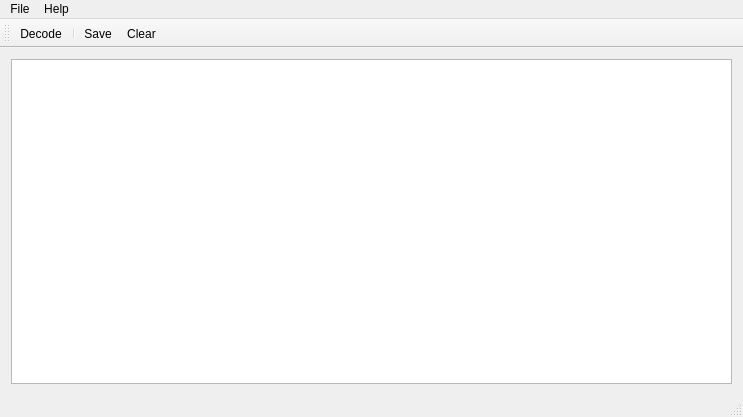
First picture: the form in trunk/src/QtRadio/Plugins/AFSK1200Decoder/AFSK1200Decoder.ui, repository wmoore/ghpsdr3-alex, before the edit.
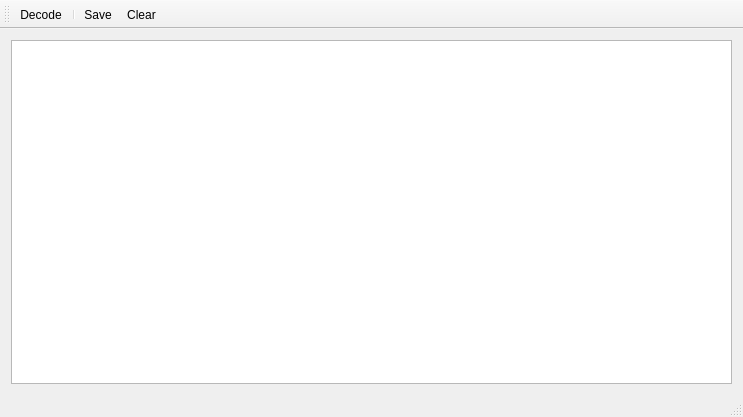
Second picture: the form after the edit. Icons and pictures are not drawn.

Diff of the .ui file:
```diff
--- a/trunk/src/QtRadio/Plugins/AFSK1200Decoder/AFSK1200Decoder.ui
+++ b/trunk/src/QtRadio/Plugins/AFSK1200Decoder/AFSK1200Decoder.ui
@@ -43,34 +43,6 @@
     </item>
    </layout>
   </widget>
-  <widget class="QMenuBar" name="menuBar">
-   <property name="geometry">
-    <rect>
-     <x>0</x>
-     <y>0</y>
-     <width>743</width>
-     <height>22</height>
-    </rect>
-   </property>
-   <widget class="QMenu" name="menuFile">
-    <property name="title">
-     <string>File</string>
-    </property>
-    <addaction name="actionClear"/>
-    <addaction name="actionSave"/>
-    <addaction name="separator"/>
-    <addaction name="actionQuit"/>
-   </widget>
-   <widget class="QMenu" name="menuHelp">
-    <property name="title">
-     <string>Help</string>
-    </property>
-    <addaction name="actionAbout"/>
-    <addaction name="actionAboutQt"/>
-   </widget>
-   <addaction name="menuFile"/>
-   <addaction name="menuHelp"/>
-  </widget>
   <widget class="QToolBar" name="mainToolBar">
    <property name="allowedAreas">
     <set>Qt::BottomToolBarArea|Qt::TopToolBarArea</set>
```
Left out of the diff: 14 changed lines with no effect on the pictures.
